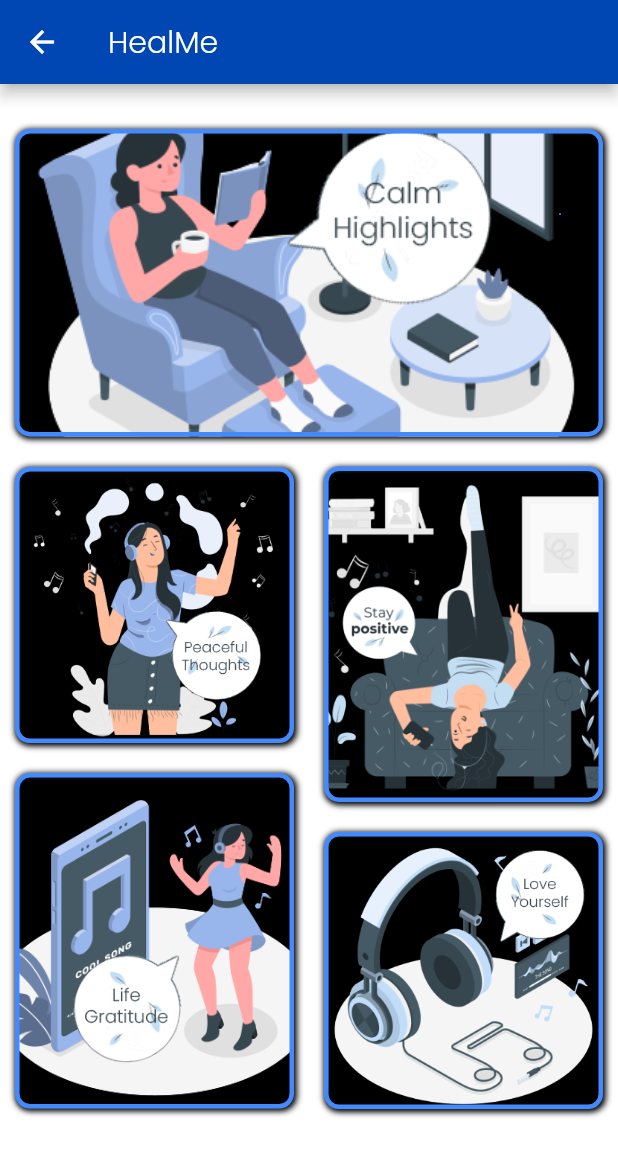
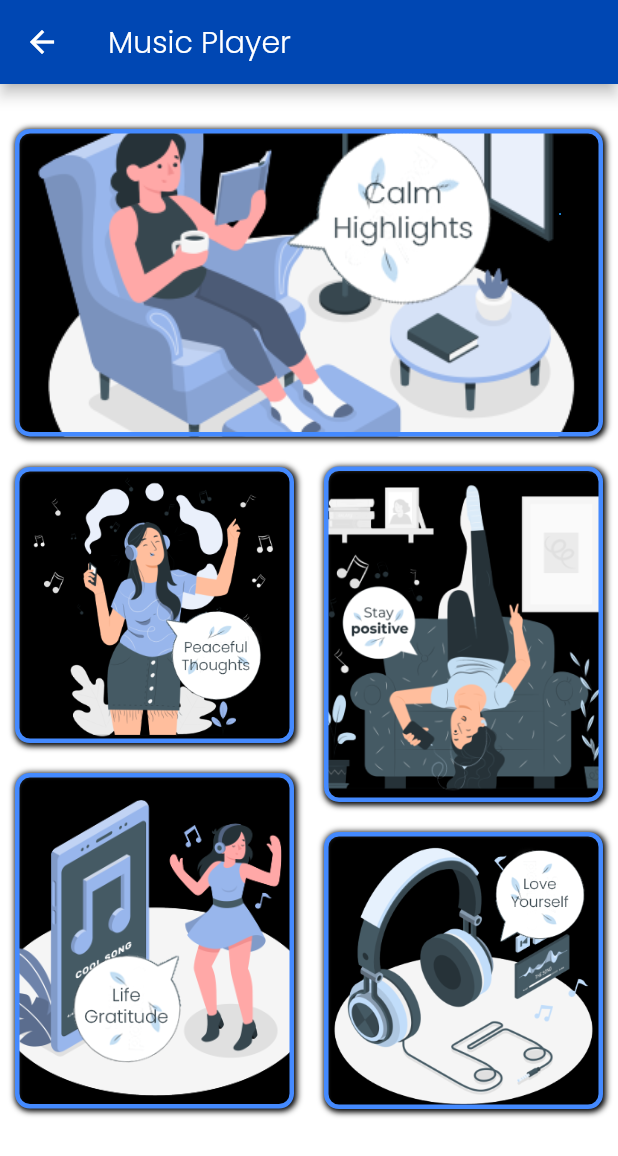
Before and after one commit to AyushiPanth/HealME, a Flutter app: the Music screen opened directly, on a phone screen of 412 x 824 dp. Shown: the top 1156 px of the screen. Run offline on Flutter 3.47's test engine with Material 2 defaults, Android fonts, the light colour scheme and no system bars; our stand-ins replace cloud_firestore, firebase_auth, flutter_spinkit, flutter_svg, percent_indicator, persistent_bottom_nav_bar; missing offline and left inert: audioplayer, volume; accounts and stored records are empty.

Commit message:
Update music_menu.dart

```diff
--- a/lib/Screens/music/music_menu.dart
+++ b/lib/Screens/music/music_menu.dart
@@ -15,7 +15,7 @@ class Music extends StatelessWidget {
       appBar: new AppBar(
         backgroundColor: AppColors.darkBlue,
         title: new Text(
-          "HealMe",
+          "Music Player",
           style: TextStyle(
             color: Colors.white,
             fontFamily: 'Poppins',
```
